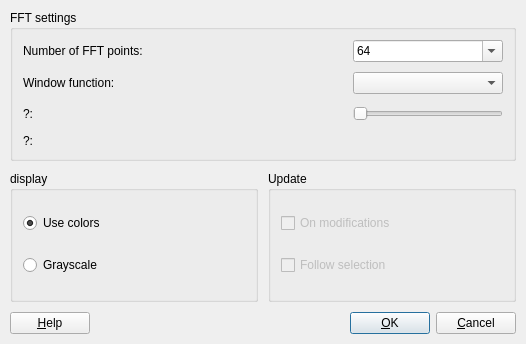
Old version of the form plugins/sonagram/SonagramDlg.ui in the repository KDE/kwave.
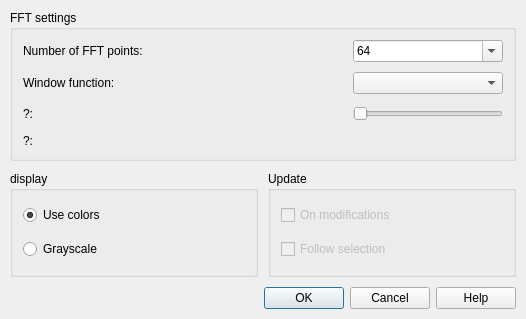
New version of the form. Custom widgets are drawn as their Qt base class.

Commit message: using KDE standard buttons in dialogs, updated all .ui files

```diff
--- a/plugins/sonagram/SonagramDlg.ui
+++ b/plugins/sonagram/SonagramDlg.ui
@@ -6,8 +6,8 @@
    <rect>
     <x>0</x>
     <y>0</y>
-    <width>520</width>
-    <height>344</height>
+    <width>518</width>
+    <height>319</height>
    </rect>
   </property>
   <property name="sizePolicy">
@@ -35,54 +35,9 @@
       <number>0</number>
      </property>
      <item>
-      <widget class="KPushButton" name="btHelp">
-       <property name="text">
-        <string>&amp;Help</string>
-       </property>
-       <property name="shortcut">
-        <string>Alt+H</string>
-       </property>
-      </widget>
-     </item>
-     <item>
-      <spacer>
-       <property name="orientation">
-        <enum>Qt::Horizontal</enum>
-       </property>
-       <property name="sizeType">
-        <enum>QSizePolicy::Expanding</enum>
-       </property>
-       <property name="sizeHint" stdset="0">
-        <size>
-         <width>20</width>
-         <height>20</height>
-        </size>
-       </property>
-      </spacer>
-     </item>
-     <item>
-      <widget class="KPushButton" name="btOK">
-       <property name="text">
-        <string>&amp;OK</string>
-       </property>
-       <property name="shortcut">
-        <string/>
-       </property>
-       <property name="autoDefault">
-        <bool>true</bool>
-       </property>
-       <property name="default">
-        <bool>true</bool>
-       </property>
-      </widget>
-     </item>
-     <item>
-      <widget class="KPushButton" name="btCancel">
-       <property name="text">
-        <string>&amp;Cancel</string>
-       </property>
-       <property name="shortcut">
-        <string/>
+      <widget class="KDialogButtonBox" name="buttonBox">
+       <property name="standardButtons">
+        <set>QDialogButtonBox::Cancel|QDialogButtonBox::Help|QDialogButtonBox::Ok</set>
        </property>
       </widget>
      </item>
@@ -379,16 +334,16 @@
  </widget>
  <layoutdefault spacing="10" margin="10"/>
  <customwidgets>
+  <customwidget>
+   <class>KDialogButtonBox</class>
+   <extends>QDialogButtonBox</extends>
+   <header>kdialogbuttonbox.h</header>
+  </customwidget>
   <customwidget>
    <class>KComboBox</class>
    <extends>QComboBox</extends>
    <header>kcombobox.h</header>
   </customwidget>
-  <customwidget>
-   <class>KPushButton</class>
-   <extends>QPushButton</extends>
-   <header>kpushbutton.h</header>
-  </customwidget>
  </customwidgets>
  <tabstops>
   <tabstop>btOK</tabstop>
```
Left out of the diff: 31 changed lines with no effect on the pictures. The commit also changes 28 other files.
